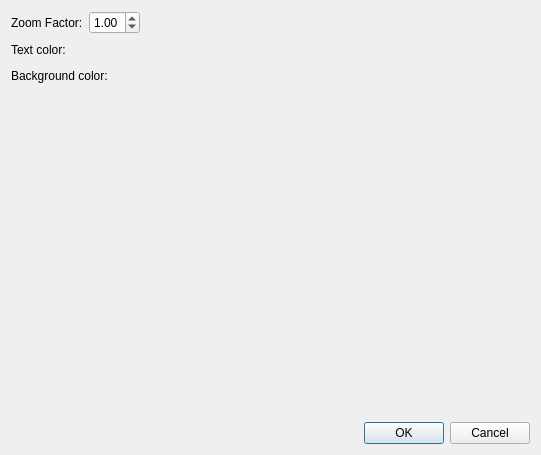
Before: the Qt Designer form vertreader/styledialog.ui in cges30901/vertreader, drawn with Qt 5.
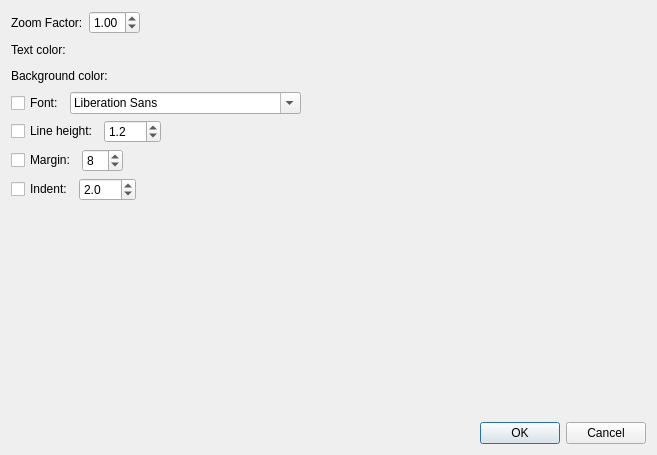
After: the same form once the commit is applied.

Commit message: Allow setting custom font family, line height and indent

The edit to the form file:
```diff
--- a/vertreader/styledialog.ui
+++ b/vertreader/styledialog.ui
@@ -6,7 +6,7 @@
    <rect>
     <x>0</x>
     <y>0</y>
-    <width>541</width>
+    <width>657</width>
     <height>455</height>
    </rect>
   </property>
@@ -122,6 +122,141 @@
      </item>
     </layout>
    </item>
+   <item>
+    <layout class="QHBoxLayout" name="horizontalLayout_4">
+     <item>
+      <widget class="QCheckBox" name="chbFont">
+       <property name="text">
+        <string>Font:</string>
+       </property>
+      </widget>
+     </item>
+     <item>
+      <widget class="QFontComboBox" name="boxFont"/>
+     </item>
+     <item>
+      <spacer name="horizontalSpacer_4">
+       <property name="orientation">
+        <enum>Qt::Horizontal</enum>
+       </property>
+       <property name="sizeHint" stdset="0">
+        <size>
+         <width>40</width>
+         <height>20</height>
+        </size>
+       </property>
+      </spacer>
+     </item>
+    </layout>
+   </item>
+   <item>
+    <layout class="QHBoxLayout" name="horizontalLayout_5">
+     <item>
+      <widget class="QCheckBox" name="chbHeight">
+       <property name="text">
+        <string>Line height:</string>
+       </property>
+      </widget>
+     </item>
+     <item>
+      <widget class="QDoubleSpinBox" name="spbHeight">
+       <property name="decimals">
+        <number>1</number>
+       </property>
+       <property name="singleStep">
+        <double>0.100000000000000</double>
+       </property>
+       <property name="value">
+        <double>1.200000000000000</double>
+       </property>
+      </widget>
+     </item>
+     <item>
+      <spacer name="horizontalSpacer_5">
+       <property name="orientation">
+        <enum>Qt::Horizontal</enum>
+       </property>
+       <property name="sizeHint" stdset="0">
+        <size>
+         <width>40</width>
+         <height>20</height>
+        </size>
+       </property>
+      </spacer>
+     </item>
+    </layout>
+   </item>
+   <item>
+    <layout class="QHBoxLayout" name="horizontalLayout_6">
+     <item>
+      <widget class="QCheckBox" name="chbMargin">
+       <property name="text">
+        <string>Margin:</string>
+       </property>
+      </widget>
+     </item>
+     <item>
+      <widget class="QSpinBox" name="spbMargin">
+       <property name="value">
+        <number>8</number>
+       </property>
+      </widget>
+     </item>
+     <item>
+      <spacer name="horizontalSpacer_6">
+       <property name="orientation">
+        <enum>Qt::Horizontal</enum>
+       </property>
+       <property name="sizeHint" stdset="0">
+        <size>
+         <width>40</width>
+         <height>20</height>
+        </size>
+       </property>
+      </spacer>
+     </item>
+    </layout>
+   </item>
+   <item>
+    <layout class="QHBoxLayout" name="horizontalLayout_7">
+     <item>
+      <widget class="QCheckBox" name="chbIndent">
+       <property name="sizePolicy">
+        <sizepolicy hsizetype="Fixed" vsizetype="Fixed">
+         <horstretch>0</horstretch>
+         <verstretch>0</verstretch>
+        </sizepolicy>
+       </property>
+       <property name="text">
+        <string>Indent:</string>
+       </property>
+      </widget>
+     </item>
+     <item>
+      <widget class="QDoubleSpinBox" name="spbIndent">
+       <property name="decimals">
+        <number>1</number>
+       </property>
+       <property name="value">
+        <double>2.000000000000000</double>
+       </property>
+      </widget>
+     </item>
+     <item>
+      <spacer name="horizontalSpacer_7">
+       <property name="orientation">
+        <enum>Qt::Horizontal</enum>
+       </property>
+       <property name="sizeHint" stdset="0">
+        <size>
+         <width>40</width>
+         <height>20</height>
+        </size>
+       </property>
+      </spacer>
+     </item>
+    </layout>
+   </item>
    <item>
     <spacer name="verticalSpacer">
      <property name="orientation">
@@ -130,7 +265,7 @@
      <property name="sizeHint" stdset="0">
       <size>
        <width>20</width>
-       <height>293</height>
+       <height>40</height>
       </size>
      </property>
     </spacer>
```
The commit also changes 2 other files.
